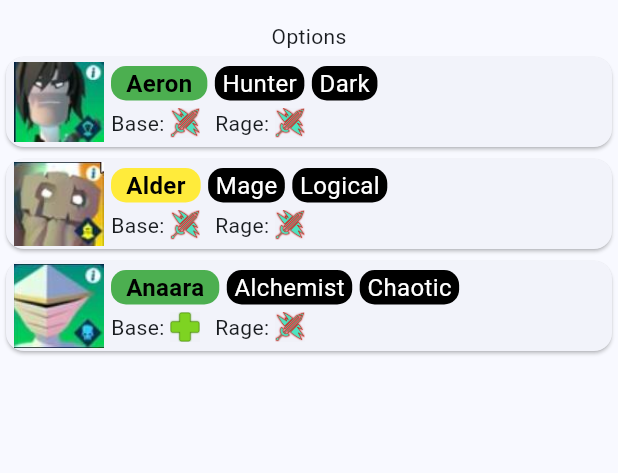
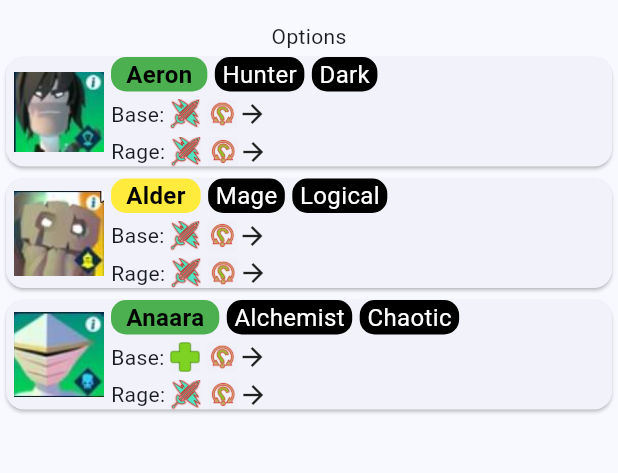
Before and after one commit to Ankhtepot/KnighthoodHeroes, a Flutter app: the screen it shows after launch, on a phone screen of 412 x 824 dp, the part 63-536 px from its top. Run offline on Flutter 3.47's test engine with Material 2 defaults, Android fonts, the phone set to English and light mode, and no system bars.

Commit message:
wip skill description: chance

```diff
--- a/knighthood_heroes/lib/data/enums.dart
+++ b/knighthood_heroes/lib/data/enums.dart
@@ -52,7 +52,7 @@ enum ESkillDebuff {
   dispel,
   regenerate,
   expose,
-  reeze,
+  freeze,
   delay,
   armor,
 }
--- a/knighthood_heroes/lib/data/heroes_data.dart
+++ b/knighthood_heroes/lib/data/heroes_data.dart
@@ -6,7 +6,7 @@ List<KnighthoodHero> get getHeroes {
   return [
     KnighthoodHero(
       'Aeron',
-      'assets/images/Aeron.jpg',
+      'assets/images/heroes/Aeron.jpg',
       ERarity.rare,
       EHeroClass.hunter,
       EHeroType.dark,
@@ -33,7 +33,7 @@ List<KnighthoodHero> get getHeroes {
     ),
     KnighthoodHero(
       'Alder',
-      'assets/images/Alder.jpg',
+      'assets/images/heroes/Alder.jpg',
       ERarity.unique,
       EHeroClass.mage,
       EHeroType.logical,
@@ -61,7 +61,7 @@ List<KnighthoodHero> get getHeroes {
     ),
     KnighthoodHero(
       'Anaara',
-      'assets/images/Anaara.jpg',
+      'assets/images/heroes/Anaara.jpg',
       ERarity.rare,
       EHeroClass.alchemist,
       EHeroType.chaotic,
--- a/knighthood_heroes/lib/models/hero.dart
+++ b/knighthood_heroes/lib/models/hero.dart
@@ -9,7 +9,7 @@ class KnighthoodHero {
     this.heroClass,
     this.heroType,
     this.strongVs,
-    this.baseSkills,
+    this.baseSkill,
     this.rageSkill,
   );
 
@@ -19,6 +19,6 @@ class KnighthoodHero {
   final EHeroClass heroClass;
   final EHeroType heroType;
   final EEnemyType strongVs;
-  final Skill baseSkills;
+  final Skill baseSkill;
   final Skill rageSkill;
 }
--- a/knighthood_heroes/lib/models/skill.dart
+++ b/knighthood_heroes/lib/models/skill.dart
@@ -1,17 +1,39 @@
+import 'package:flutter/material.dart';
 import 'package:knighthood_heroes/data/enums.dart';
+import 'package:knighthood_heroes/models/text_colors.dart';
 
 class Skill {
-  Skill(this.name, this.skillClass, this.strongVsDebuff, this.skillEffects, this.skillEffect);
+  Skill(this.name, this.skillClass, this.strongVsDebuff, this.skillEffects, this.skillDebuff);
 
   final String name;
   final ESkillClass skillClass;
   final ESkillDebuff strongVsDebuff;
   final List<ESkillEffect> skillEffects;
-  final ESkillDebuff skillEffect;
+  final ESkillDebuff skillDebuff;
 
   String get getSkillImagePath => switch (skillClass) {
-        ESkillClass.damage => 'assets/images/damage.png',
-        ESkillClass.heal => 'assets/images/heal.png',
-        ESkillClass.healAndDamage => 'assets/images/damageHeal.png',
+        ESkillClass.damage => 'assets/images/skills/damage.png',
+        ESkillClass.heal => 'assets/images/skills/heal.png',
+        ESkillClass.healAndDamage => 'assets/images/skills/damageHeal.png',
+      };
+
+  TextColors get getDebuffColors => switch (skillDebuff) {
+        ESkillDebuff.none => TextColors(Colors.white, Colors.black),
+        ESkillDebuff.poison =>
+          TextColors(const Color.fromARGB(255, 123, 255, 128), const Color.fromARGB(255, 0, 50, 17)),
+        ESkillDebuff.acid => TextColors(Colors.green, const Color.fromARGB(255, 255, 255, 255)),
+        ESkillDebuff.unfocus =>
+          TextColors(const Color.fromARGB(255, 255, 252, 224), const Color.fromARGB(255, 134, 134, 134)),
+        ESkillDebuff.protect =>
+          TextColors(const Color.fromARGB(255, 91, 91, 91), const Color.fromARGB(255, 0, 247, 255)),
+        ESkillDebuff.burn => TextColors(Colors.red, Colors.black),
+        ESkillDebuff.weaken => TextColors(const Color.fromARGB(255, 133, 133, 133), Colors.black),
+        ESkillDebuff.stun => TextColors(Colors.orange, Colors.white),
+        ESkillDebuff.dispel => TextColors(const Color.fromARGB(255, 128, 128, 128), Colors.black),
+        ESkillDebuff.regenerate => TextColors(Colors.green, Colors.blue),
+        ESkillDebuff.expose => TextColors(Colors.grey, Colors.black),
+        ESkillDebuff.freeze => TextColors(Colors.lightBlue, const Color.fromARGB(255, 0, 17, 255)),
+        ESkillDebuff.delay => TextColors(const Color.fromARGB(255, 138, 138, 138), Colors.black),
+        ESkillDebuff.armor => TextColors(Colors.blue, Colors.black),
       };
 }
--- /dev/null
+++ b/knighthood_heroes/lib/models/text_colors.dart
@@ -0,0 +1,8 @@
+import 'dart:ui';
+
+class TextColors {
+  TextColors(this.backgroundColor, this.textColor);
+
+  Color backgroundColor;
+  Color textColor;
+}
--- a/knighthood_heroes/lib/widgets/heroes_list/hero_card.dart
+++ b/knighthood_heroes/lib/widgets/heroes_list/hero_card.dart
@@ -46,13 +46,9 @@ class HeroCard extends StatelessWidget {
                   ],
                 ),
                 const SizedBox(height: 5),
-                Row(
-                  children: [
-                    SkillDescription(hero.baseSkills, true),
-                    const SizedBox(width: 10),
-                    SkillDescription(hero.rageSkill, false),
-                  ],
-                )
+                Row(children: [SkillDescription(hero.baseSkill, true)]),
+                const SizedBox(height: 5),
+                Row(children: [SkillDescription(hero.rageSkill, false)]),
               ],
             ),
           ],
--- a/knighthood_heroes/lib/widgets/heroes_list/skill_description.dart
+++ b/knighthood_heroes/lib/widgets/heroes_list/skill_description.dart
@@ -1,5 +1,7 @@
 import 'package:flutter/material.dart';
 import 'package:knighthood_heroes/models/skill.dart';
+
+String chanceIconPath = 'assets/images/skills/chance.png';
 
 class SkillDescription extends StatelessWidget {
   const SkillDescription(this.skill, this.isBase, {super.key});
@@ -18,6 +20,13 @@ class SkillDescription extends StatelessWidget {
           width: 20,
           height: 20,
         ),
+        const SizedBox(width: 5),
+        Image(
+          image: AssetImage(chanceIconPath),
+          width: 20,
+          height: 20,
+        ),
+        Icon(Icons.arrow_forward, size: 20),
       ],
     );
   }
```
Also changed, not shown: knighthood_heroes/pubspec.yaml (+9 -9 lines), knighthood_heroes/assets/images/heroes/Aeron.jpg (renamed from knighthood_heroes/assets/images/Aeron.jpg), knighthood_heroes/assets/images/heroes/Alder.jpg (renamed from knighthood_heroes/assets/images/Alder.jpg), knighthood_heroes/assets/images/heroes/Anaara.jpg (renamed from knighthood_heroes/assets/images/Anaara.jpg), knighthood_heroes/assets/images/skills/chance.png (added), knighthood_heroes/assets/images/skills/damage.png (renamed from knighthood_heroes/assets/images/damage.png), knighthood_heroes/assets/images/skills/damageHeal.png (renamed from knighthood_heroes/assets/images/damageHeal.png), knighthood_heroes/assets/images/skills/debuff.png (renamed from knighthood_heroes/assets/images/debuff.png), knighthood_heroes/assets/images/skills/heal.png (renamed from knighthood_heroes/assets/images/heal.png), knighthood_heroes/assets/images/skills/strongAgainst.png (renamed from knighthood_heroes/assets/images/strongAgainst.png).
